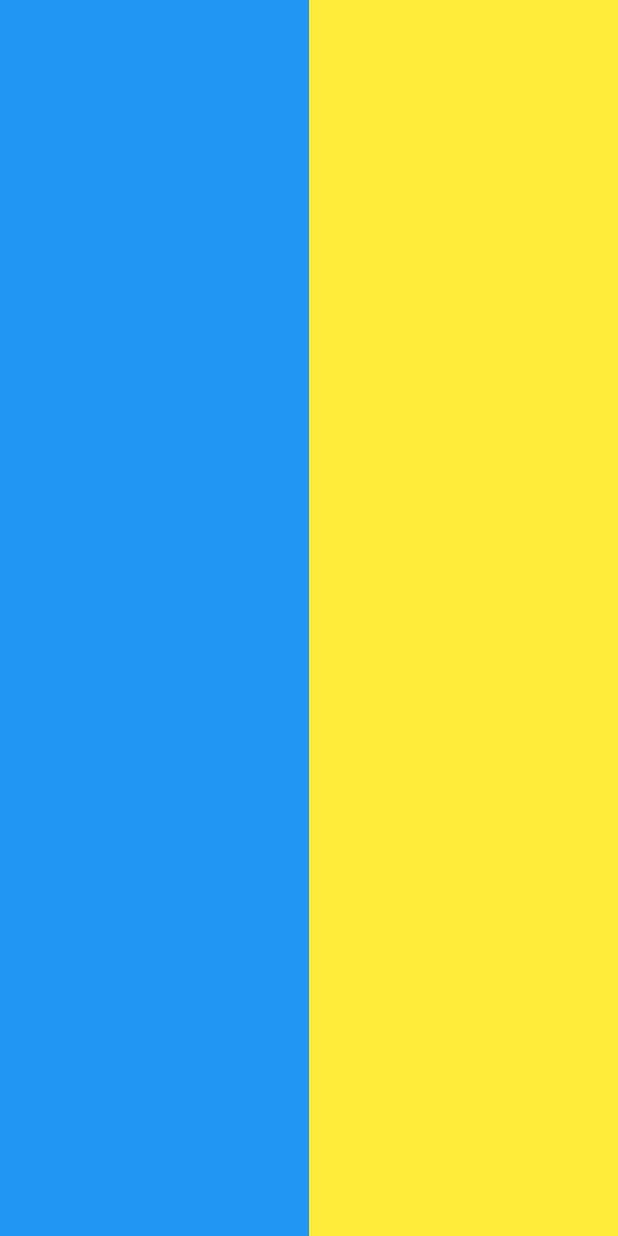
After one commit to dscntou/solution-challenge-frontend, a Flutter app: the ChooseRolePage screen opened by its route, on a phone screen of 412 x 824 dp. The commit adds this screen. Run offline on Flutter 3.47's test engine with Material 2 defaults, Android fonts, the phone set to English and light mode, and no system bars; our stand-ins replace dio, flutter_spinkit; missing offline and left inert: flutter_verification_code.

Commit message:
feat(choose-role-page): create a choose role page when first login

```diff
--- /dev/null
+++ b/src/app/lib/Pages/choose_role.dart
@@ -0,0 +1,28 @@
+import 'package:flutter/material.dart';
+
+class ChooseRolePage extends StatelessWidget {
+  @override
+  Widget build(BuildContext context) {
+    return WillPopScope(
+      onWillPop: () async {
+        ScaffoldMessenger.of(context)
+            .showSnackBar(SnackBar(content: Text('Some Text.')));
+        return false;
+      },
+      child: Scaffold(
+/*
+        appBar: AppBar(
+          title: Text('Choose your role!'),
+          leading: const Icon(Icons.person),
+        ),
+*/
+        body: Row(
+          children: <Widget>[
+            Expanded(child: Container(color: Colors.blue)),
+            Expanded(child: Container(color: Colors.yellow)),
+          ],
+        ),
+      ),
+    );
+  }
+}
--- a/src/app/lib/Pages/login.dart
+++ b/src/app/lib/Pages/login.dart
@@ -40,6 +40,7 @@ class _LoginFormState extends State<LoginForm> {
     });
   }
 
+// TODO: Use FutureBuilder instead this
   void _login() async {
     var loginForm = _formKey.currentState;
     String token;
--- a/src/app/lib/main.dart
+++ b/src/app/lib/main.dart
@@ -3,6 +3,7 @@ import 'Pages/login.dart';
 import 'Pages/sign_up.dart';
 import 'Pages/verify.dart';
 import 'Pages/home.dart';
+import 'Pages/choose_role.dart';
 // import 'package:flutter_app/Forms/verify.dart';
 
 void main() => runApp(MyApp());
@@ -21,6 +22,7 @@ class MyApp extends StatelessWidget {
         '/sign_up': (_) => SignUpPage(),
         '/verify': (_) => VerifyPage(),
         '/home': (_) => HomePage(),
+        '/choose_role': (_) => ChooseRolePage(),
       },
       debugShowCheckedModeBanner: false, // 去除右上方Debug標誌
       // home: LoginPage(),
```
Also changed, not shown: src/app/lib/Pages/home.dart (+8 -5 lines).
